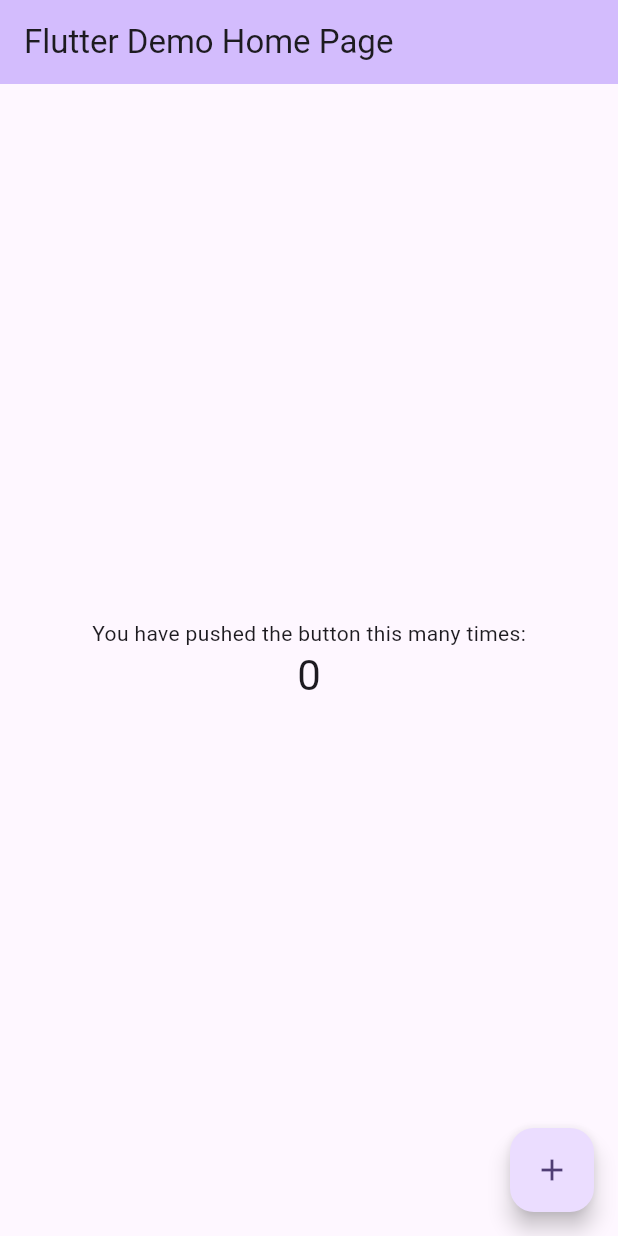
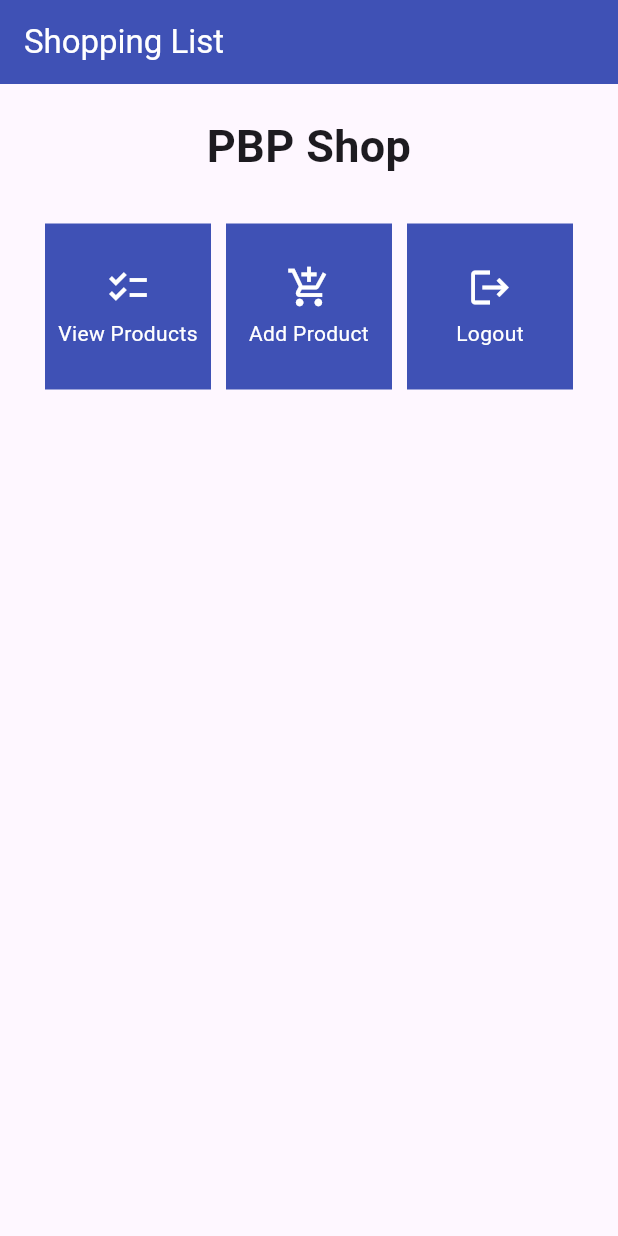
Before and after one commit to brmntyprytm/shopping-list-mobile, a Flutter app: the screen it shows after launch, on a phone screen of 412 x 824 dp. Run offline on Flutter 3.47's test engine with Material 2 defaults, Android fonts, the phone set to English and light mode, and no system bars.

Commit message:
Tutorial 6 Done

```diff
--- a/lib/main.dart
+++ b/lib/main.dart
@@ -1,4 +1,5 @@
 import 'package:flutter/material.dart';
+import 'package:shopping_list/menu.dart';
 
 void main() {
   runApp(const MyApp());
@@ -28,98 +29,11 @@ class MyApp extends StatelessWidget {
         //
         // This works for code too, not just values: Most code changes can be
         // tested with just a hot reload.
+        primarySwatch: Colors.indigo,
         colorScheme: ColorScheme.fromSeed(seedColor: Colors.deepPurple),
         useMaterial3: true,
       ),
-      home: const MyHomePage(title: 'Flutter Demo Home Page'),
+      home: MyHomePage(),
     );
   }
 }
-
-class MyHomePage extends StatefulWidget {
-  const MyHomePage({super.key, required this.title});
-
-  // This widget is the home page of your application. It is stateful, meaning
-  // that it has a State object (defined below) that contains fields that affect
-  // how it looks.
-
-  // This class is the configuration for the state. It holds the values (in this
-  // case the title) provided by the parent (in this case the App widget) and
-  // used by the build method of the State. Fields in a Widget subclass are
-  // always marked "final".
-
-  final String title;
-
-  @override
-  State<MyHomePage> createState() => _MyHomePageState();
-}
-
-class _MyHomePageState extends State<MyHomePage> {
-  int _counter = 0;
-
-  void _incrementCounter() {
-    setState(() {
-      // This call to setState tells the Flutter framework that something has
-      // changed in this State, which causes it to rerun the build method below
-      // so that the display can reflect the updated values. If we changed
-      // _counter without calling setState(), then the build method would not be
-      // called again, and so nothing would appear to happen.
-      _counter++;
-    });
-  }
-
-  @override
-  Widget build(BuildContext context) {
-    // This method is rerun every time setState is called, for instance as done
-    // by the _incrementCounter method above.
-    //
-    // The Flutter framework has been optimized to make rerunning build methods
-    // fast, so that you can just rebuild anything that needs updating rather
-    // than having to individually change instances of widgets.
-    return Scaffold(
-      appBar: AppBar(
-        // TRY THIS: Try changing the color here to a specific color (to
-        // Colors.amber, perhaps?) and trigger a hot reload to see the AppBar
-        // change color while the other colors stay the same.
-        backgroundColor: Theme.of(context).colorScheme.inversePrimary,
-        // Here we take the value from the MyHomePage object that was created by
-        // the App.build method, and use it to set our appbar title.
-        title: Text(widget.title),
-      ),
-      body: Center(
-        // Center is a layout widget. It takes a single child and positions it
-        // in the middle of the parent.
-        child: Column(
-          // Column is also a layout widget. It takes a list of children and
-          // arranges them vertically. By default, it sizes itself to fit its
-          // children horizontally, and tries to be as tall as its parent.
-          //
-          // Column has various properties to control how it sizes itself and
-          // how it positions its children. Here we use mainAxisAlignment to
-          // center the children vertically; the main axis here is the vertical
-          // axis because Columns are vertical (the cross axis would be
-          // horizontal).
-          //
-          // TRY THIS: Invoke "debug painting" (choose the "Toggle Debug Paint"
-          // action in the IDE, or press "p" in the console), to see the
-          // wireframe for each widget.
-          mainAxisAlignment: MainAxisAlignment.center,
-          children: <Widget>[
-            const Text(
-              'You have pushed the button this many times:',
-            ),
-            Text(
-              '$_counter',
-              style: Theme.of(context).textTheme.headlineMedium,
-            ),
-          ],
-        ),
-      ),
-      floatingActionButton: FloatingActionButton(
-        onPressed: _incrementCounter,
-        tooltip: 'Increment',
-        child: const Icon(Icons.add),
-      ), // This trailing comma makes auto-formatting nicer for build methods.
-    );
-  }
-}
--- /dev/null
+++ b/lib/menu.dart
@@ -0,0 +1,112 @@
+import 'package:flutter/material.dart';
+
+class MyHomePage extends StatelessWidget {
+  MyHomePage({Key? key}) : super(key: key);
+  final List<ShopItem> items = [
+    ShopItem("View Products", Icons.checklist),
+    ShopItem("Add Product", Icons.add_shopping_cart),
+    ShopItem("Logout", Icons.logout),
+  ];
+
+  @override
+  Widget build(BuildContext context) {
+    return Scaffold(
+      appBar: AppBar(
+        title: const Text(
+          'Shopping List',
+          style: TextStyle(color: Colors.white),
+        ),
+        backgroundColor: Colors.indigo,
+      ),
+      body: SingleChildScrollView(
+        // Scrolling wrapper widget
+        child: Padding(
+          padding: const EdgeInsets.all(10.0), // Set padding for the page
+          child: Column(
+            // Widget to display children vertically
+            children: <Widget>[
+              const Padding(
+                padding: EdgeInsets.only(top: 10.0, bottom: 10.0),
+                // Text widget to display text with center alignment and appropriate style
+                child: Text(
+                  'PBP Shop', // Text indicating the shop name
+                  textAlign: TextAlign.center,
+                  style: TextStyle(
+                    fontSize: 30,
+                    fontWeight: FontWeight.bold,
+                  ),
+                ),
+              ),
+              // Grid layout
+              GridView.count(
+                // Container for our cards.
+                primary: true,
+                padding: const EdgeInsets.all(20),
+                crossAxisSpacing: 10,
+                mainAxisSpacing: 10,
+                crossAxisCount: 3,
+                shrinkWrap: true,
+                children: items.map((ShopItem item) {
+                  // Iteration for each item
+                  return ShopCard(item);
+                }).toList(),
+              ),
+            ],
+          ),
+        ),
+      ),
+    );
+  }
+}
+
+class ShopItem {
+  final String name;
+  final IconData icon;
+
+  ShopItem(this.name, this.icon);
+}
+
+class ShopCard extends StatelessWidget {
+  final ShopItem item;
+
+  const ShopCard(this.item, {Key? key}); // Constructor
+
+  @override
+  Widget build(BuildContext context) {
+    return Material(
+      color: Colors.indigo,
+      child: InkWell(
+        // Responsive touch area
+        onTap: () {
+          // Show a SnackBar when clicked
+          ScaffoldMessenger.of(context)
+            ..hideCurrentSnackBar()
+            ..showSnackBar(SnackBar(
+                content: Text("You pressed the ${item.name} button!")));
+        },
+        child: Container(
+          // Container to hold Icon and Text
+          padding: const EdgeInsets.all(8),
+          child: Center(
+            child: Column(
+              mainAxisAlignment: MainAxisAlignment.center,
+              children: [
+                Icon(
+                  item.icon,
+                  color: Colors.white,
+                  size: 30.0,
+                ),
+                const Padding(padding: EdgeInsets.all(3)),
+                Text(
+                  item.name,
+                  textAlign: TextAlign.center,
+                  style: const TextStyle(color: Colors.white),
+                ),
+              ],
+            ),
+          ),
+        ),
+      ),
+    );
+  }
+}
```
Also changed, not shown: 1 other file.
